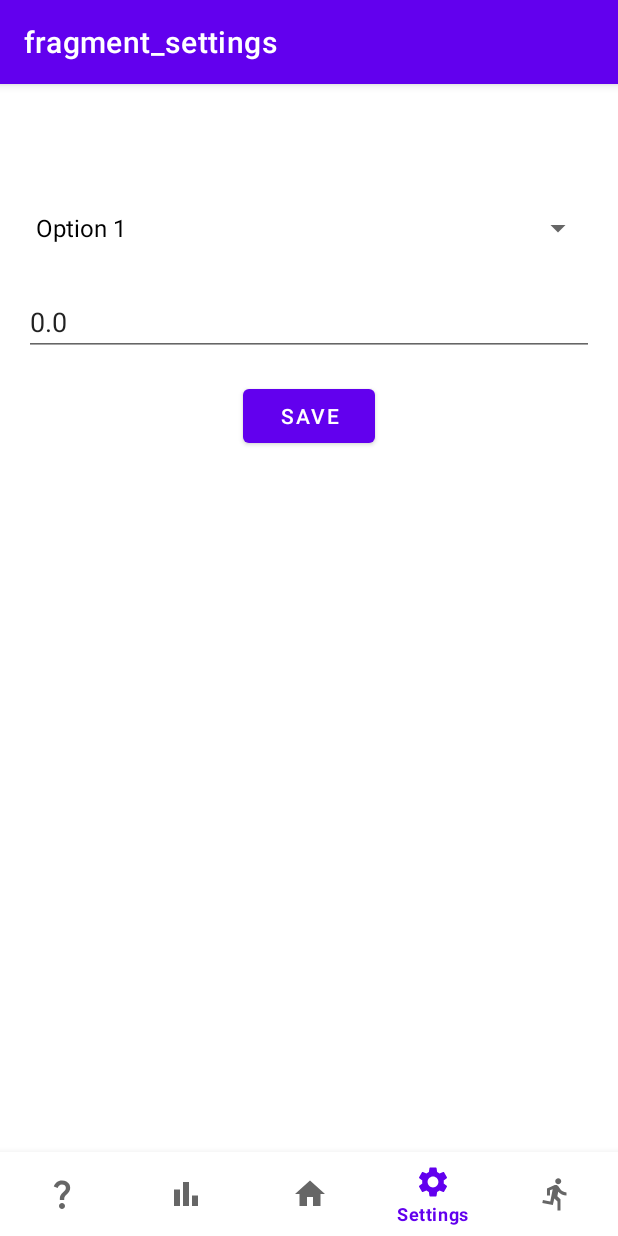
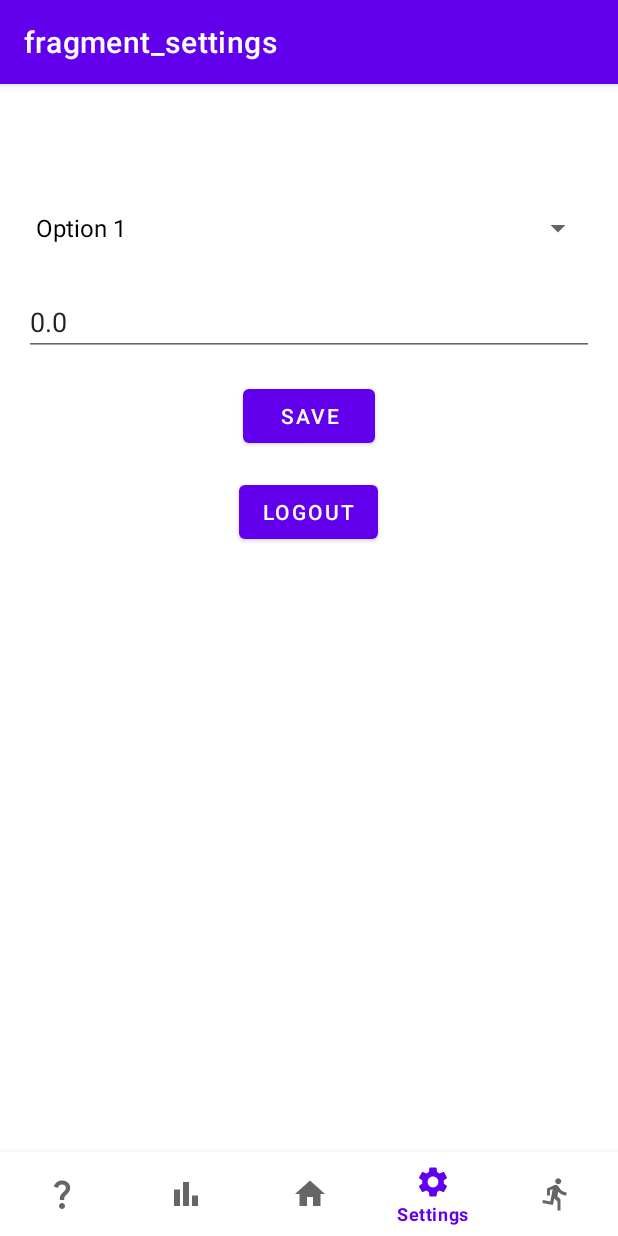
Before and after one commit to Grockkk/CarbonFootprintAnalysis, an Android app: the SettingsFragment screen opened through its navigation route, on a phone screen of 412 x 824 dp. Run offline under Robolectric (Android 15) with nearby library versions, the phone set to English and light mode, and no system bars; our stand-ins replace navigation-ui.

Commit message:
Log out button

```diff
--- a/app/src/main/java/com/study/mastersdegree/ui/settings/SettingsFragment.kt
+++ b/app/src/main/java/com/study/mastersdegree/ui/settings/SettingsFragment.kt
@@ -1,16 +1,21 @@
-// SettingsFragment.kt
 package com.study.mastersdegree.ui.settings
 
+import android.content.Intent
 import android.os.Bundle
 import android.view.LayoutInflater
 import android.view.View
 import android.view.ViewGroup
 import android.widget.ArrayAdapter
+import android.widget.Button
 import android.widget.EditText
 import android.widget.Spinner
 import android.widget.Toast
 import androidx.fragment.app.Fragment
 import androidx.fragment.app.activityViewModels
+import com.google.android.gms.auth.api.signin.GoogleSignIn
+import com.google.android.gms.auth.api.signin.GoogleSignInClient
+import com.google.android.gms.auth.api.signin.GoogleSignInOptions
+import com.study.mastersdegree.GoogleLoginActivity
 import com.study.mastersdegree.R
 import com.study.mastersdegree.databinding.FragmentSettingsBinding
 import com.study.mastersdegree.ui.shared.SharedViewModel
@@ -20,6 +25,7 @@ class SettingsFragment : Fragment() {
     private val binding get() = _binding!!
 
     private val sharedViewModel: SharedViewModel by activityViewModels()
+    private lateinit var googleSignInClient: GoogleSignInClient
 
     override fun onCreateView(
         inflater: LayoutInflater,
@@ -27,6 +33,9 @@ class SettingsFragment : Fragment() {
         savedInstanceState: Bundle?
     ): View {
         _binding = FragmentSettingsBinding.inflate(inflater, container, false)
+
+        // Konfiguracja Google Sign-In Client
+        googleSignInClient = GoogleSignIn.getClient(requireContext(), GoogleSignInOptions.DEFAULT_SIGN_IN)
 
         // Konfiguracja Spinnera
         val spinner: Spinner = binding.spinnerString
@@ -60,7 +69,22 @@ class SettingsFragment : Fragment() {
             }
         }
 
+        // Obsługa przycisku Logout
+        binding.buttonLogout.setOnClickListener {
+            signOut()
+        }
+
         return binding.root
+    }
+
+    private fun signOut() {
+        googleSignInClient.signOut().addOnCompleteListener {
+            Toast.makeText(requireContext(), "Successfully signed out", Toast.LENGTH_SHORT).show()
+            // Przekierowanie do ekranu logowania
+            val intent = Intent(requireContext(), GoogleLoginActivity::class.java)
+            startActivity(intent)
+            activity?.finish()
+        }
     }
 
     override fun onDestroyView() {
--- a/app/src/main/res/layout/fragment_settings.xml
+++ b/app/src/main/res/layout/fragment_settings.xml
@@ -28,4 +28,13 @@
         android:text="Save"
         android:layout_gravity="center_horizontal" />
 
+    <!-- Przycisk wylogowania -->
+    <Button
+        android:id="@+id/button_logout"
+        android:layout_width="wrap_content"
+        android:layout_height="wrap_content"
+        android:text="Logout"
+        android:layout_gravity="center_horizontal"
+        android:layout_marginTop="16dp" />
+
 </LinearLayout>
```
